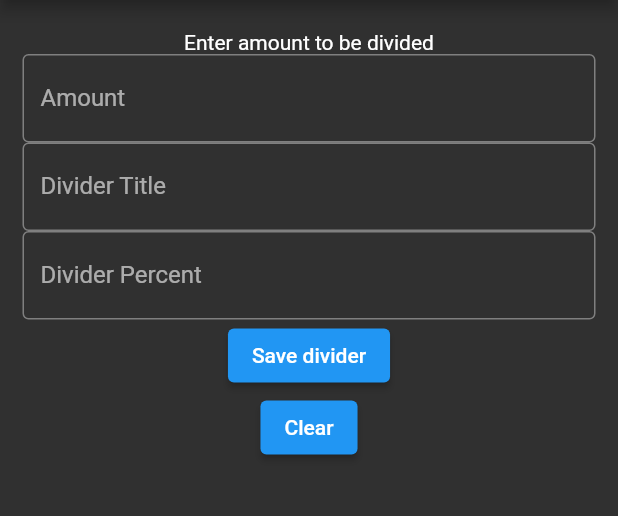
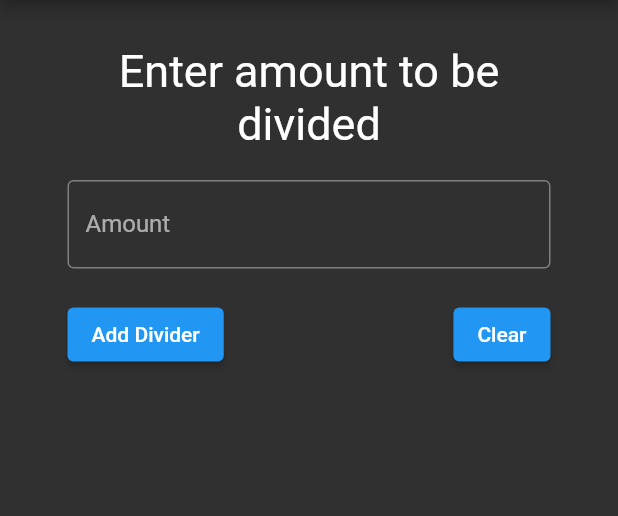
Before and after one commit to Markeryy/Money-Divider, a Flutter app: the screen it shows after launch, after a tap on "Clear", on a phone screen of 412 x 824 dp, the part 84-600 px from its top. Run offline on Flutter 3.47's test engine with Material 2 defaults, Android fonts, the light colour scheme and no system bars.

Commit message:
feat: add modal sheet for adding divider

```diff
--- a/money_divider/lib/widgets/get_amount.dart
+++ b/money_divider/lib/widgets/get_amount.dart
@@ -19,7 +19,7 @@ class _GetAmountState extends State<GetAmount> {
 
   double currentPercentTotal = 0;
 
-//used for validation of input
+  //used for validation of input
   List<MoneyDivider> moneyDividerList = [];
 
   //function to validate if string is a number
@@ -80,14 +80,62 @@ class _GetAmountState extends State<GetAmount> {
     );
   }
 
+  Widget showAddDivider() {
+    return ElevatedButton(
+      child: const Text('Add Divider'),
+      onPressed: () {
+        // BOTTOM SHEET
+        showModalBottomSheet(
+          context: context,
+          builder: (context) => Column(
+            children: [
+
+              // GET DIVIDER TITLE
+              Container(
+                padding: const EdgeInsets.fromLTRB(30, 20, 30, 10),
+                child: buildTextField('Divider Title', _dividerTitle),
+              ),
+
+              // GET DIVIDER PERCENTAGE
+              Container(
+                padding: const EdgeInsets.symmetric(vertical: 10, horizontal: 30),
+                child: buildTextField('Divider Percent', _dividerPercent)
+              ),
+
+              // ADD BUTTON
+
+              Container(
+                padding: const EdgeInsets.symmetric(vertical: 10, horizontal: 30),
+                child: Row(
+                  mainAxisAlignment: MainAxisAlignment.center,
+                  children: [
+                    addDividerButton(),
+                    ElevatedButton(
+                      child: const Text('Close'),
+                      onPressed: () => Navigator.pop(context),
+                    ),
+                  ],
+                ),
+              ),
+
+            ]
+          ),
+        );
+
+      },
+    );
+  }
+
   Widget clearDividerButton() {
     return ElevatedButton(
       child: const Text('Clear'),
       onPressed: () {
         setState(() {
           moneyDividerList.clear(); // clear the percentage
-          _dividerTitle.clear();    // clear the text fields
+          _totalAmount.clear();     // clear the text fields
+          _dividerTitle.clear();
           _dividerPercent.clear();
+
         });
       },
     );
@@ -104,11 +152,36 @@ class _GetAmountState extends State<GetAmount> {
             children: [
 
               // GET AMOUNT
-              const Text('Enter amount to be divided'),
-              buildTextField('Amount', _totalAmount),
+              Container(
+                padding: const EdgeInsets.symmetric(vertical: 10, horizontal: 30),
+                child: const Text(
+                  'Enter amount to be divided',
+                  textAlign: TextAlign.center,
+                  style: TextStyle(
+                    fontSize: 30
+                  ),
+                )
+              ),
 
-              //moneyDividerList.isEmpty ? const Text('No dividers yet!')
-              //:
+              Container(
+                padding: const EdgeInsets.symmetric(vertical: 10, horizontal: 30),
+                child: buildTextField('Amount', _totalAmount),
+              ),
+
+              // ROW OF BUTTONS
+
+              Container(
+                padding: const EdgeInsets.symmetric(vertical: 10, horizontal: 30),
+                child: Row(
+                  mainAxisAlignment: MainAxisAlignment.spaceBetween,
+                  children: [
+                    showAddDivider(),
+                    clearDividerButton(),
+                  ],
+                ),
+              ),
+
+              // WILL SHOW THE DIVIDERS
               ...(moneyDividerList).map((divider) {
                 return Container(
                 child: Column(
@@ -120,10 +193,6 @@ class _GetAmountState extends State<GetAmount> {
                 );
               }).toList(),
 
-              buildTextField('Divider Title', _dividerTitle),     // GET DIVIDER TITLE
-              buildTextField('Divider Percent', _dividerPercent), // GET DIVIDER PERCENTAGE
-              addDividerButton(),
-              clearDividerButton(),
             ],
           ),
         ),
```
